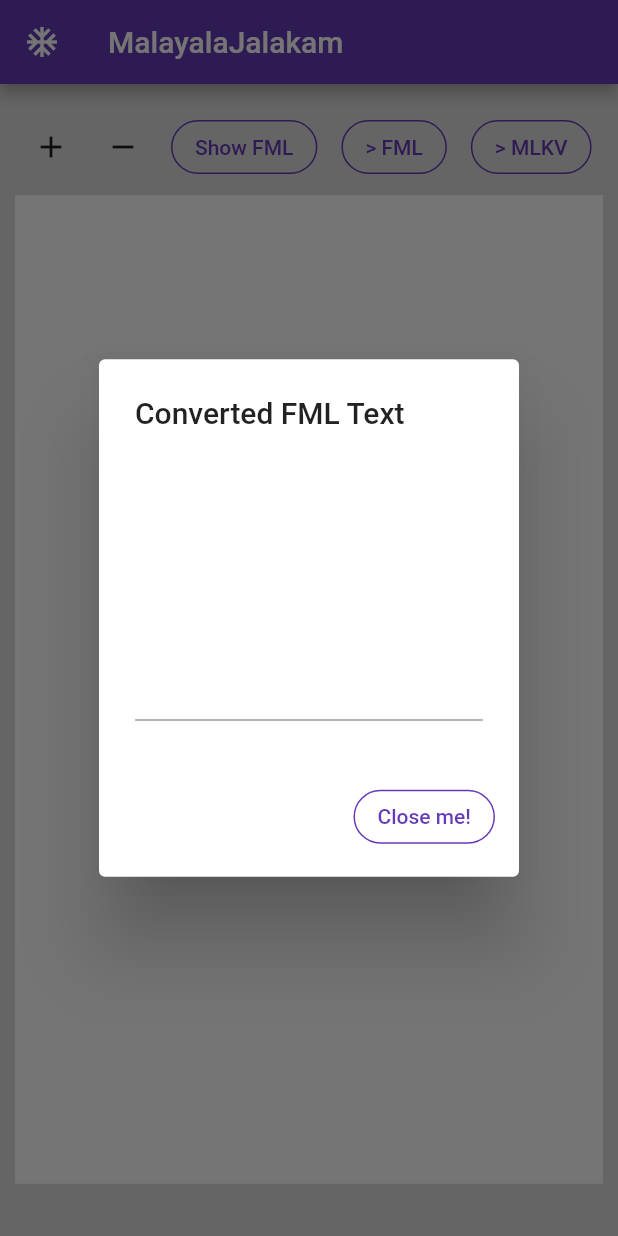
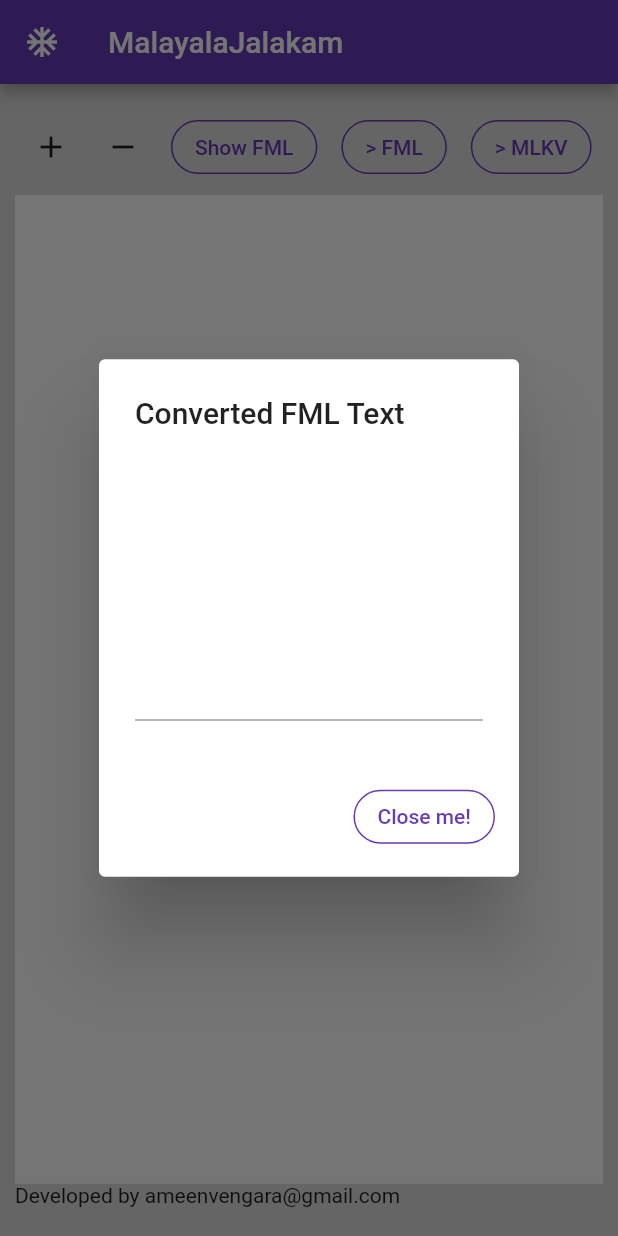
Before and after one commit to ameenvga/malayalajalakam, a Flutter app: the screen it shows after launch, after a tap on "Show FML", on a phone screen of 412 x 824 dp. Run offline on Flutter 3.47's test engine with Material 2 defaults, Android fonts, the phone set to English and light mode, and no system bars; our stand-ins replace logger, shared_preferences.

```diff
--- a/lib/providers/file_manager.dart
+++ b/lib/providers/file_manager.dart
@@ -1,5 +1,4 @@
 import 'package:flutter/cupertino.dart';
-import 'package:malayalajalakam/providers/unicode_manager.dart';
 import 'package:shared_preferences/shared_preferences.dart';
 
 //this file deals with file management
@@ -13,6 +12,5 @@ class FileManager with ChangeNotifier {
   Future<void> reloadFile() async {
     final prefs = await SharedPreferences.getInstance();
     final text = prefs.getString('first') ?? 'No text available!';
-    UnicodeManager().
   }
 }
--- a/lib/screens/home_page.dart
+++ b/lib/screens/home_page.dart
@@ -1,11 +1,9 @@
 import 'package:flutter/material.dart';
-import 'package:flutter/services.dart';
-import '../providers/file_manager.dart';
+import '../widgets/top_tool_bar.dart';
 import '../widgets/unicode_text_field.dart';
 import 'package:provider/provider.dart';
 import '../providers/unicode_manager.dart';
 import '../providers/malayalam_manager.dart';
-import '../widgets/normal_button.dart';
 
 class HomePage extends StatefulWidget {
   @override
@@ -56,120 +54,19 @@ class WorkArea extends StatelessWidget {
         mainAxisAlignment: MainAxisAlignment.start,
         crossAxisAlignment: CrossAxisAlignment.start,
         children: [
-          SingleChildScrollView(
-            scrollDirection: Axis.horizontal,
-            child: Row(
-              children: [
-                IconButton(
-                  icon: Icon(Icons.add),
-                  onPressed: () {
-                    unicodeManager.increaseFontSize();
-                  },
-                ),
-                IconButton(
-                  icon: Icon(Icons.remove),
-                  onPressed: () {
-                    unicodeManager.decreaseFontSize();
-                  },
-                ),
-                NormalButton(
-                  title: 'Show FML',
-                  onPressed: () {
-                    var text = unicodeManager.unicodeTextContent;
-                    malayalamManager.updateFmlText(text);
-                    showDialog(
-                        context: context,
-                        builder: (context) {
-                          return Container(
-                              width: MediaQuery.of(context).size.width * 0.5,
-                              child: AlertDialog(
-                                title: Container(
-                                    width:
-                                        MediaQuery.of(context).size.width * 0.5,
-                                    child: Text('Converted FML Text')),
-                                content: TextField(
-                                  maxLines: 20,
-                                  minLines: 5,
-                                  controller: TextEditingController(
-                                      text: malayalamManager.fmlTextContent),
-                                  style: Theme.of(context).textTheme.headline1,
-                                ),
-                                actions: [
-                                  NormalButton(
-                                    title: 'Close me!',
-                                    onPressed: () {
-                                      Navigator.of(context).pop();
-                                    },
-                                  )
-                                ],
-                              ));
-                        });
-                  },
-                ),
-                NormalButton(
-                  title: '> FML',
-                  onPressed: () {
-                    try {
-                      var text = unicodeManager.unicodeTextContent;
-                      malayalamManager.updateFmlText(text);
-                      Clipboard.setData(ClipboardData(
-                        text: malayalamManager.fmlTextContent,
-                      ));
-                      ScaffoldMessenger.of(context).hideCurrentSnackBar();
-                      ScaffoldMessenger.of(context).showSnackBar(SnackBar(
-                          content: Text(
-                        'Successfully copied the FML version!',
-                        textAlign: TextAlign.center,
-                      )));
-                    } on Exception catch (_) {
-                      print(_);
-                    }
-                  },
-                ),
-                NormalButton(
-                  title: '> MLKV',
-                  onPressed: () {
-                    try {
-                      var text = unicodeManager.unicodeTextContent;
-                      malayalamManager.updateFmlText(text);
-                      Clipboard.setData(ClipboardData(
-                        text: malayalamManager.mlkvTextContent,
-                      ));
-                      ScaffoldMessenger.of(context).hideCurrentSnackBar();
-                      ScaffoldMessenger.of(context).showSnackBar(SnackBar(
-                          content: Text(
-                        'Successfully copied the MLKV version!',
-                        textAlign: TextAlign.center,
-                      )));
-                    } on Exception catch (_) {
-                      print(_);
-                    }
-                  },
-                ),
-                IconButton(
-                  icon: Icon(Icons.save),
-                  onPressed: () async {
-                    var text = unicodeManager.unicodeTextContent;
-                    await Provider.of<FileManager>(context, listen: false)
-                        .saveThisFileToSharedPref(text);
-                  },
-                ),
-                IconButton(
-                  icon: Icon(Icons.refresh),
-                  onPressed: () async {
-                    await Provider.of<FileManager>(context, listen: false)
-                        .reloadFile();
-                  },
-                )
-              ],
-            ),
-          ),
+          TopToolBar(
+              unicodeManager: unicodeManager,
+              malayalamManager: malayalamManager),
           Container(
             height: screenHeight * 0.8,
             color: Colors.white,
             padding: EdgeInsets.all(screenWidth * 0.05),
             child: UnicodeTextField(),
           ),
+          Text(
+            'Developed by ameenvengara@gmail.com',
+            textAlign: TextAlign.center,
+          )
         ],
       ),
     );
--- /dev/null
+++ b/lib/widgets/top_tool_bar.dart
@@ -0,0 +1,129 @@
+import 'package:flutter/material.dart';
+import 'package:flutter/services.dart';
+import '../providers/file_manager.dart';
+import '../providers/malayalam_manager.dart';
+import '../providers/unicode_manager.dart';
+import 'package:provider/provider.dart';
+
+import 'normal_button.dart';
+
+class TopToolBar extends StatelessWidget {
+  TopToolBar({
+    @required this.unicodeManager,
+    @required this.malayalamManager,
+  });
+
+  final UnicodeManager unicodeManager;
+  final MalayalamManager malayalamManager;
+
+  @override
+  Widget build(BuildContext context) {
+    return SingleChildScrollView(
+      scrollDirection: Axis.horizontal,
+      child: Row(
+        children: [
+          IconButton(
+            icon: Icon(Icons.add),
+            onPressed: () {
+              unicodeManager.increaseFontSize();
+            },
+          ),
+          IconButton(
+            icon: Icon(Icons.remove),
+            onPressed: () {
+              unicodeManager.decreaseFontSize();
+            },
+          ),
+          NormalButton(
+            title: 'Show FML',
+            onPressed: () {
+              var text = unicodeManager.unicodeTextContent;
+              malayalamManager.updateFmlText(text);
+              showDialog(
+                  context: context,
+                  builder: (context) {
+                    return Container(
+                        width: MediaQuery.of(context).size.width * 0.5,
+                        child: AlertDialog(
+                          title: Container(
+                              width: MediaQuery.of(context).size.width * 0.5,
+                              child: Text('Converted FML Text')),
+                          content: TextField(
+                            maxLines: 20,
+                            minLines: 5,
+                            controller: TextEditingController(
+                                text: malayalamManager.fmlTextContent),
+                            style: Theme.of(context).textTheme.headline1,
+                          ),
+                          actions: [
+                            NormalButton(
+                              title: 'Close me!',
+                              onPressed: () {
+                                Navigator.of(context).pop();
+                              },
+                            )
+                          ],
+                        ));
+                  });
+            },
+          ),
+          NormalButton(
+            title: '> FML',
+            onPressed: () {
+              try {
+                var text = unicodeManager.unicodeTextContent;
+                malayalamManager.updateFmlText(text);
+                Clipboard.setData(ClipboardData(
+                  text: malayalamManager.fmlTextContent,
+                ));
+                ScaffoldMessenger.of(context).hideCurrentSnackBar();
+                ScaffoldMessenger.of(context).showSnackBar(SnackBar(
+                    content: Text(
+                  'Successfully copied the FML version!',
+                  textAlign: TextAlign.center,
+                )));
+              } on Exception catch (_) {
+                print(_);
+              }
+            },
+          ),
+          NormalButton(
+            title: '> MLKV',
+            onPressed: () {
+              try {
+                var text = unicodeManager.unicodeTextContent;
+                malayalamManager.updateFmlText(text);
+                Clipboard.setData(ClipboardData(
+                  text: malayalamManager.mlkvTextContent,
+                ));
+                ScaffoldMessenger.of(context).hideCurrentSnackBar();
+                ScaffoldMessenger.of(context).showSnackBar(SnackBar(
+                    content: Text(
+                  'Successfully copied the MLKV version!',
+                  textAlign: TextAlign.center,
+                )));
+              } on Exception catch (_) {
+                print(_);
+              }
+            },
+          ),
+          IconButton(
+            icon: Icon(Icons.save),
+            onPressed: () async {
+              var text = unicodeManager.unicodeTextContent;
+              await Provider.of<FileManager>(context, listen: false)
+                  .saveThisFileToSharedPref(text);
+            },
+          ),
+          IconButton(
+            icon: Icon(Icons.refresh),
+            onPressed: () async {
+              await Provider.of<FileManager>(context, listen: false)
+                  .reloadFile();
+            },
+          )
+        ],
+      ),
+    );
+  }
+}
--- a/lib/widgets/unicode_text_field.dart
+++ b/lib/widgets/unicode_text_field.dart
@@ -16,9 +16,14 @@ class _UnicodeTextFieldState extends State<UnicodeTextField> {
     super.initState();
   }
 
+  void setFontSize(UnicodeManager unicodeManager) {
+    unicodeManager.setFontSize();
+  }
+
   @override
   Widget build(BuildContext context) {
     final UnicodeManager unicodeManager = Provider.of<UnicodeManager>(context);
+    setFontSize(unicodeManager);
     return TextField(
       autofocus: true,
       onChanged: (value) {
```
Also changed, not shown: lib/providers/unicode_manager.dart (+14 -4 lines), 12 other files.
